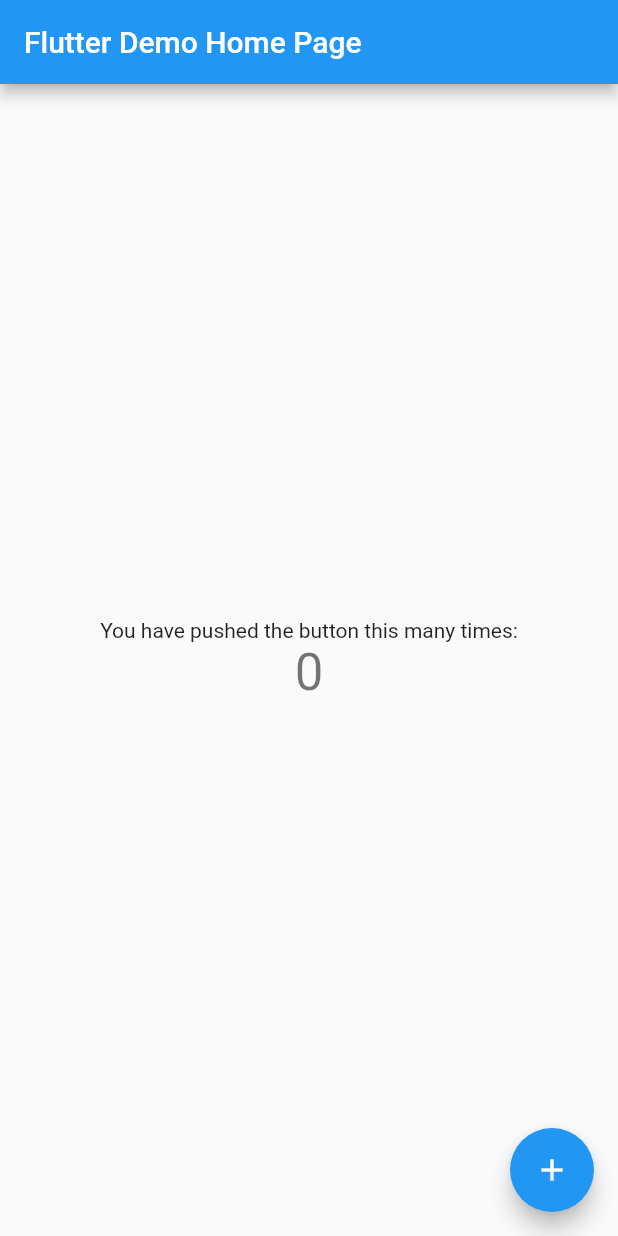
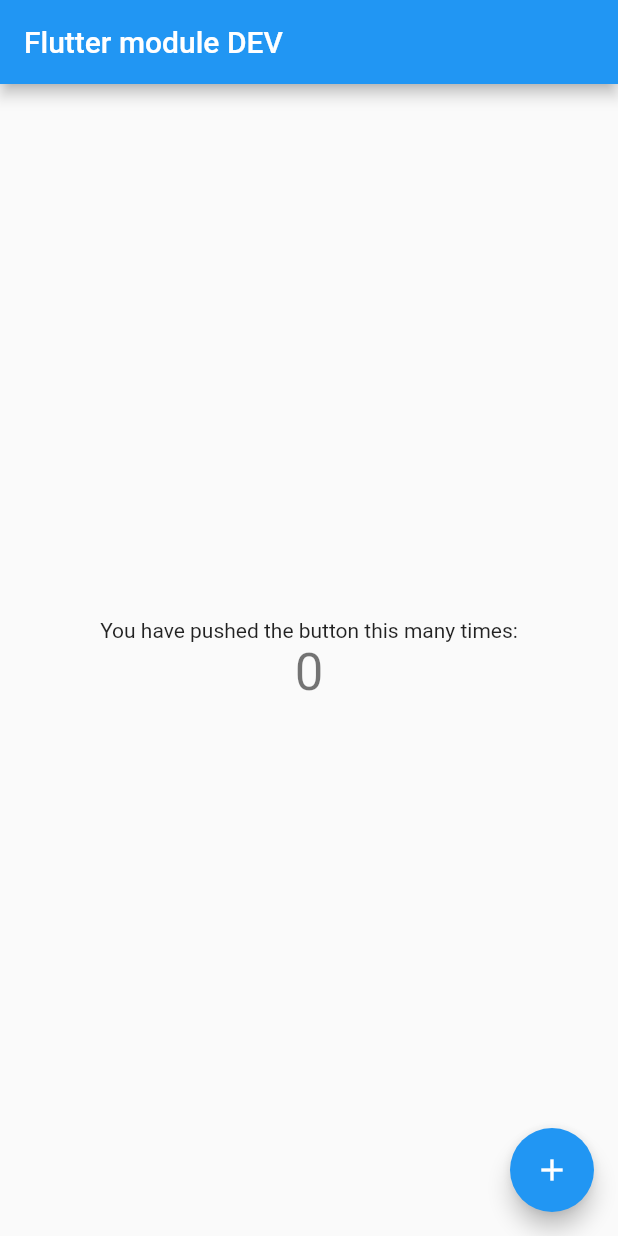
Before and after one commit to lorenzo-miuccio/flutter-module-integration, a Flutter app: the screen it shows after launch, on a phone screen of 412 x 824 dp. Run offline on Flutter 3.47's test engine with Material 2 defaults, Android fonts, the phone set to English and light mode, and no system bars.

Commit message:
add different entry points

```diff
--- a/flutter_module/lib/main.dart
+++ b/flutter_module/lib/app.dart
@@ -1,9 +1,10 @@
 import 'package:flutter/material.dart';
-
-void main() => runApp(const MyApp());
+import 'package:flutter_module/config/env.dart';
 
 class MyApp extends StatelessWidget {
-  const MyApp({super.key});
+  const MyApp(this.env, {super.key});
+
+  final Env env;
 
   // This widget is the root of your application.
   @override
@@ -11,32 +12,15 @@ class MyApp extends StatelessWidget {
     return MaterialApp(
       title: 'Flutter Demo',
       theme: ThemeData(
-        // This is the theme of your application.
-        //
-        // Try running your application with "flutter run". You'll see the
-        // application has a blue toolbar. Then, without quitting the app, try
-        // changing the primarySwatch below to Colors.green and then invoke
-        // "hot reload" (press "r" in the console where you ran "flutter run",
-        // or press Run > Flutter Hot Reload in a Flutter IDE). Notice that the
-        // counter didn't reset back to zero; the application is not restarted.
         primarySwatch: Colors.blue,
       ),
-      home: const MyHomePage(title: 'Flutter Demo Home Page'),
+      home:MyHomePage(title: env.appName),
     );
   }
 }
 
 class MyHomePage extends StatefulWidget {
   const MyHomePage({super.key, required this.title});
-
-  // This widget is the home page of your application. It is stateful, meaning
-  // that it has a State object (defined below) that contains fields that affect
-  // how it looks.
-
-  // This class is the configuration for the state. It holds the values (in this
-  // case the title) provided by the parent (in this case the App widget) and
-  // used by the build method of the State. Fields in a Widget subclass are
-  // always marked "final".
 
   final String title;
 
@@ -49,23 +33,12 @@ class _MyHomePageState extends State<MyHomePage> {
 
   void _incrementCounter() {
     setState(() {
-      // This call to setState tells the Flutter framework that something has
-      // changed in this State, which causes it to rerun the build method below
-      // so that the display can reflect the updated values. If we changed
-      // _counter without calling setState(), then the build method would not be
-      // called again, and so nothing would appear to happen.
       _counter++;
     });
   }
 
   @override
   Widget build(BuildContext context) {
-    // This method is rerun every time setState is called, for instance as done
-    // by the _incrementCounter method above.
-    //
-    // The Flutter framework has been optimized to make rerunning build methods
-    // fast, so that you can just rebuild anything that needs updating rather
-    // than having to individually change instances of widgets.
     return Scaffold(
       appBar: AppBar(
         // Here we take the value from the MyHomePage object that was created by
--- /dev/null
+++ b/flutter_module/lib/config/env.dart
@@ -0,0 +1,21 @@
+//const env = String.fromEnvironment('env', defaultValue: 'dev');
+
+abstract class Env {
+  String get appName;
+
+  factory Env.dev() = _Dev;
+
+  factory Env.prod() = _Prod;
+}
+
+class _Dev implements Env {
+  @override
+  String get appName => 'Flutter module DEV';
+
+}
+
+class _Prod implements Env {
+  @override
+  String get appName => 'Flutter module PROD';
+
+}
--- /dev/null
+++ b/flutter_module/lib/main_dev.dart
@@ -0,0 +1,5 @@
+import 'package:flutter/material.dart';
+import 'package:flutter_module/config/env.dart';
+import 'package:flutter_module/app.dart';
+
+void main() => runApp(MyApp(Env.dev()));
--- /dev/null
+++ b/flutter_module/lib/main_prod.dart
@@ -0,0 +1,5 @@
+import 'package:flutter/material.dart';
+import 'package:flutter_module/config/env.dart';
+import 'package:flutter_module/app.dart';
+
+void main() => runApp(MyApp(Env.prod()));
```
Also changed, not shown: 2 other files.
